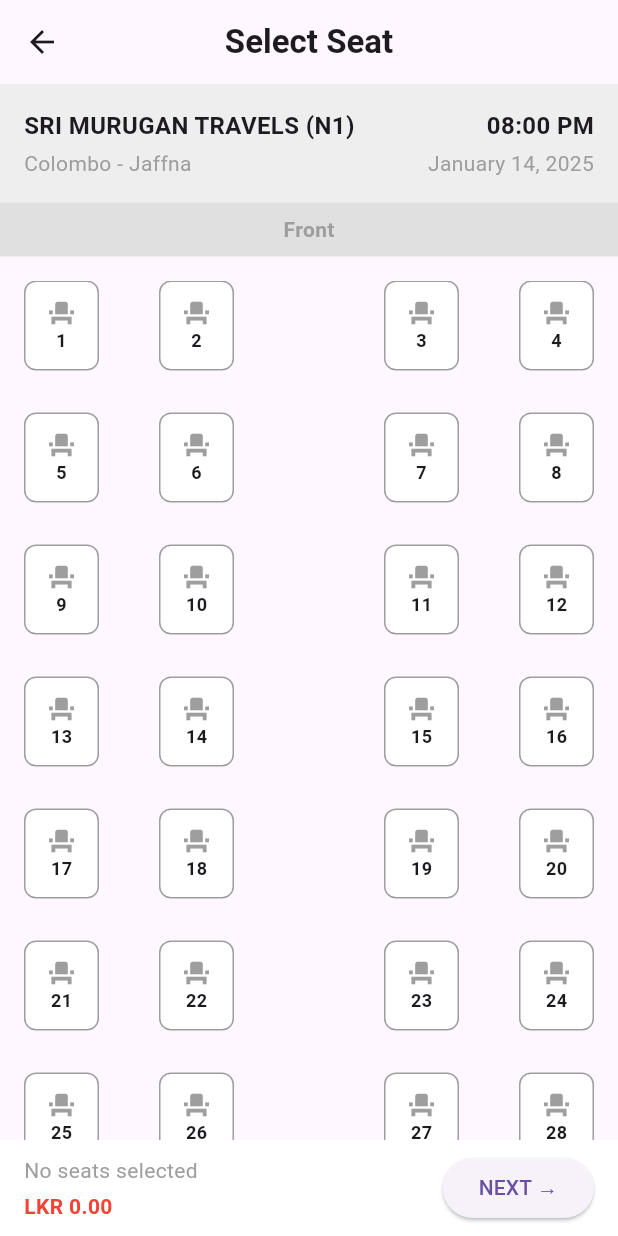
After one commit to navinduhasalanka/bus-book-app, a Flutter app: the SeatView screen opened directly, on a phone screen of 412 x 824 dp. The commit adds this screen. Run offline on Flutter 3.47's test engine with Material 3 defaults, Android fonts, the phone set to English and light mode, and no system bars; our stand-ins replace firebase_auth, firebase_core, icons_plus; accounts and stored records are empty.

Commit message:
seat created

```diff
--- a/lib/main.dart
+++ b/lib/main.dart
@@ -3,6 +3,7 @@ import 'package:bus_book/screens/pages/home_screen.dart';
 import 'package:bus_book/screens/welcome/welcome_screen.dart';
 import 'package:bus_book/widgets/navigation_menu.dart';
 import 'package:bus_book/widgets/nwew.dart';
+import 'package:bus_book/widgets/ticket_view.dart';
 import 'package:bus_book/widgets/welcome_scaffold.dart';
 import 'package:firebase_core/firebase_core.dart';
 import 'package:flutter/material.dart';
--- /dev/null
+++ b/lib/screens/pages/seat_view.dart
@@ -0,0 +1,268 @@
+import 'package:flutter/material.dart';
+
+class SeatView extends StatelessWidget {
+  const SeatView({super.key});
+
+  @override
+  Widget build(BuildContext context) {
+    return Scaffold(
+      appBar: AppBar(
+        title: const Text(
+          'Select Seat',
+          style: TextStyle(
+            fontWeight: FontWeight.bold,
+          ),
+        ),
+        centerTitle: true,
+        leading: IconButton(
+          icon: const Icon(Icons.arrow_back),
+          onPressed: () {
+            Navigator.pop(context);
+          },
+        ),
+      ),
+      body: Column(
+        children: [
+          // Section 1: Travel Details
+          Container(
+            padding: const EdgeInsets.all(16.0),
+            color: Colors.grey[200],
+            child: Column(
+              crossAxisAlignment: CrossAxisAlignment.start,
+              children: [
+                Row(
+                  mainAxisAlignment: MainAxisAlignment.spaceBetween,
+                  children: const [
+                    Text(
+                      'SRI MURUGAN TRAVELS (N1)',
+                      style: TextStyle(
+                        fontWeight: FontWeight.bold,
+                        fontSize: 16,
+                      ),
+                    ),
+                    Text(
+                      '08:00 PM',
+                      style: TextStyle(
+                        fontWeight: FontWeight.bold,
+                        fontSize: 16,
+                      ),
+                    ),
+                  ],
+                ),
+                const SizedBox(height: 4),
+                Row(
+                  mainAxisAlignment: MainAxisAlignment.spaceBetween,
+                  children: const [
+                    Text(
+                      'Colombo - Jaffna',
+                      style: TextStyle(
+                        fontSize: 14,
+                        color: Colors.grey,
+                      ),
+                    ),
+                    Text(
+                      'January 14, 2025',
+                      style: TextStyle(
+                        fontSize: 14,
+                        color: Colors.grey,
+                      ),
+                    ),
+                  ],
+                ),
+              ],
+            ),
+          ),
+
+          // Section 2: Front Label
+          Container(
+            width: double.infinity,
+            padding: const EdgeInsets.all(8.0),
+            color: Colors.grey[300],
+            child: const Center(
+              child: Text(
+                'Front',
+                style: TextStyle(
+                  fontWeight: FontWeight.bold,
+                  color: Colors.grey,
+                ),
+              ),
+            ),
+          ),
+
+          // Add space between "Front" label and the seat grid
+          const SizedBox(height: 16.0),
+
+          // Section 3: Scrollable Seat Grid
+          Expanded(
+            child: SingleChildScrollView(
+              child: Padding(
+                padding: const EdgeInsets.symmetric(horizontal: 16.0),
+                child: Column(
+                  children: [
+                    for (int i = 0; i < 51; i += 4)
+                      Column(
+                        children: [
+                          Row(
+                            mainAxisAlignment: MainAxisAlignment.spaceBetween,
+                            children: [
+                              // Left column seats
+                              for (int j = 0; j < 2; j++)
+                                if (i + j < 51)
+                                  GestureDetector(
+                                    onTap: () {
+                                      Navigator.push(
+                                        context,
+                                        MaterialPageRoute(
+                                          builder: (context) =>
+                                              DetailPage(seatNumber: i + j + 1),
+                                        ),
+                                      );
+                                    },
+                                    child: Container(
+                                      width: 50,
+                                      height: 60,
+                                      margin: const EdgeInsets.only(bottom: 12),
+                                      decoration: BoxDecoration(
+                                        borderRadius:
+                                            BorderRadius.circular(8.0),
+                                        border: Border.all(color: Colors.grey),
+                                        color: Colors.white,
+                                      ),
+                                      child: Column(
+                                        mainAxisAlignment:
+                                            MainAxisAlignment.center,
+                                        children: [
+                                          const Icon(
+                                            Icons.event_seat,
+                                            size: 20,
+                                            color: Colors.grey,
+                                          ),
+                                          Text(
+                                            '${i + j + 1}',
+                                            style: const TextStyle(
+                                              fontWeight: FontWeight.bold,
+                                              fontSize: 12,
+                                            ),
+                                          ),
+                                        ],
+                                      ),
+                                    ),
+                                  ),
+                              // Middle space
+                              const SizedBox(width: 20),
+                              // Right column seats
+                              for (int j = 2; j < 4; j++)
+                                if (i + j < 51)
+                                  GestureDetector(
+                                    onTap: () {
+                                      Navigator.push(
+                                        context,
+                                        MaterialPageRoute(
+                                          builder: (context) =>
+                                              DetailPage(seatNumber: i + j + 1),
+                                        ),
+                                      );
+                                    },
+                                    child: Container(
+                                      width: 50,
+                                      height: 60,
+                                      margin: const EdgeInsets.only(bottom: 12),
+                                      decoration: BoxDecoration(
+                                        borderRadius:
+                                            BorderRadius.circular(8.0),
+                                        border: Border.all(color: Colors.grey),
+                                        color: Colors.white,
+                                      ),
+                                      child: Column(
+                                        mainAxisAlignment:
+                                            MainAxisAlignment.center,
+                                        children: [
+                                          const Icon(
+                                            Icons.event_seat,
+                                            size: 20,
+                                            color: Colors.grey,
+                                          ),
+                                          Text(
+                                            '${i + j + 1}',
+                                            style: const TextStyle(
+                                              fontWeight: FontWeight.bold,
+                                              fontSize: 12,
+                                            ),
+                                          ),
+                                        ],
+                                      ),
+                                    ),
+                                  ),
+                            ],
+                          ),
+                          // Add space between rows of seats
+                          const SizedBox(height: 16),
+                        ],
+                      ),
+                  ],
+                ),
+              ),
+            ),
+          ),
+
+          // Section 4: Bottom Bar
+          Container(
+            color: Colors.white,
+            padding: const EdgeInsets.symmetric(horizontal: 16.0, vertical: 8.0),
+            child: Row(
+              mainAxisAlignment: MainAxisAlignment.spaceBetween,
+              children: [
+                Column(
+                  crossAxisAlignment: CrossAxisAlignment.start,
+                  children: const [
+                    Text(
+                      'No seats selected',
+                      style: TextStyle(
+                        color: Colors.grey,
+                      ),
+                    ),
+                    SizedBox(height: 4),
+                    Text(
+                      'LKR 0.00',
+                      style: TextStyle(
+                        fontWeight: FontWeight.bold,
+                        color: Colors.red,
+                      ),
+                    ),
+                  ],
+                ),
+                ElevatedButton(
+                  onPressed: () {
+                    // Handle next button click
+                  },
+                  child: const Text('NEXT →'),
+                ),
+              ],
+            ),
+          ),
+        ],
+      ),
+    );
+  }
+}
+
+class DetailPage extends StatelessWidget {
+  final int seatNumber;
+
+  const DetailPage({super.key, required this.seatNumber});
+
+  @override
+  Widget build(BuildContext context) {
+    return Scaffold(
+      appBar: AppBar(
+        title: Text('Seat $seatNumber'),
+      ),
+      body: Center(
+        child: Text(
+          'Details for Seat $seatNumber',
+          style: const TextStyle(fontSize: 24),
+        ),
+      ),
+    );
+  }
+}
--- a/lib/widgets/ticket_view.dart
+++ b/lib/widgets/ticket_view.dart
@@ -6,7 +6,7 @@ class TicketView extends StatelessWidget {
   @override
   Widget build(BuildContext context) {
     return Scaffold(
-      body: Center(
+      body: SingleChildScrollView( // Wrap with SingleChildScrollView
         child: Container(
           margin: const EdgeInsets.all(16),
           padding: const EdgeInsets.all(16),
```
Also changed, not shown: lib/screens/pages/home_screen.dart (+20 -4 lines), lib/widgets/nwew.dart (+7 -57 lines).
